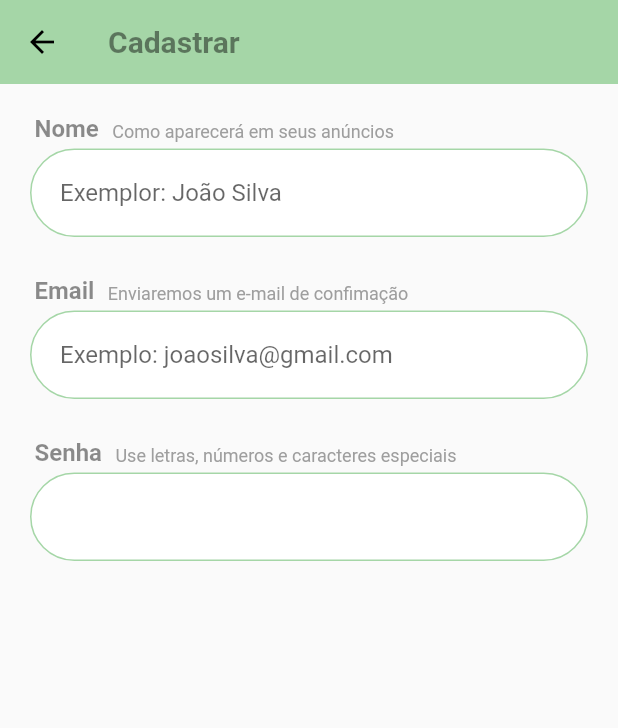
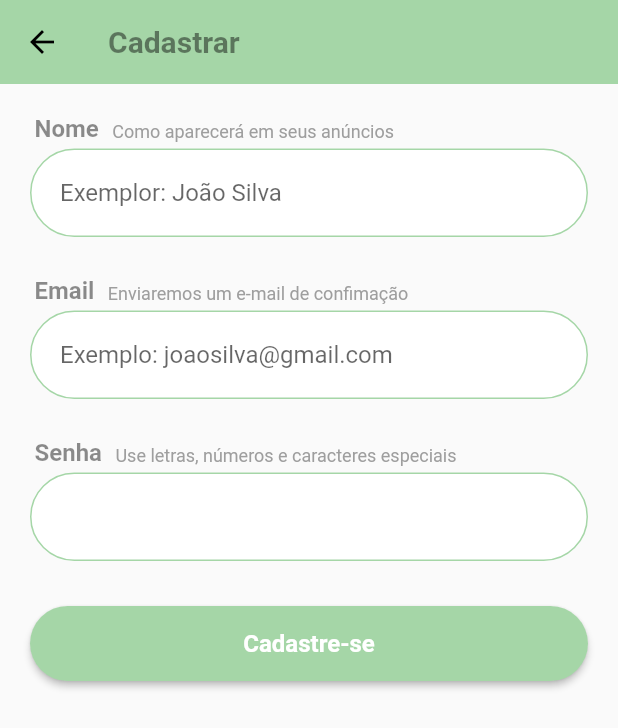
Before and after one commit to Judsonn/e-commerce, a Flutter app: the LoginPage screen opened directly, after a tap on "Crie uma conta", on a phone screen of 412 x 824 dp. Shown: the top 728 px of the screen. Run offline on Flutter 3.47's test engine with Material 2 defaults, Android fonts, the phone set to English and light mode, and no system bars; our stand-ins replace brasil_fields, rxdart.

```diff
--- a/lib/pages/login/login_page.dart
+++ b/lib/pages/login/login_page.dart
@@ -34,18 +34,18 @@ class _LoginPageState extends State<LoginPage> {
                 Padding(
                   padding: const EdgeInsets.only(top: 20, bottom: 15),
                   child: Container(
-                    width: 150,
-                    height: 150,
+                    width: 110,
+                    height: 110,
                     decoration: BoxDecoration(
                       borderRadius: BorderRadius.circular(100),
                       border: Border.all(
-                          color: Theme.of(context).primaryColor, width: 2),
+                          color: Theme.of(context).primaryColor, width: 1),
                     ),
                     child: Center(
                       child: Icon(
                         Icons.account_circle,
-                        color: Colors.grey[300],
-                        size: 150,
+                        color: Colors.black45,
+                        size: 100,
                       ),
                     ),
                   ),
@@ -130,13 +130,13 @@ class _LoginPageState extends State<LoginPage> {
                       style: TextStyle(
                           color: Theme.of(context).primaryColor, fontSize: 15)),
                 ),
-                SizedBox(height: 40),
+                SizedBox(height: 30),
                 LoginButton(_loginBloc),
                 SizedBox(height: 10),
                 FacebookButton(
                   loginBloc: _loginBloc,
                 ),
-                SizedBox(height: 40),
+                SizedBox(height: 30),
                 Row(
                     mainAxisAlignment: MainAxisAlignment.center,
                     children: <Widget>[
--- a/lib/pages/register/register_page.dart
+++ b/lib/pages/register/register_page.dart
@@ -3,8 +3,6 @@ import 'package:e_comerce/pages/register/widgets/password_field.dart';
 import 'package:flutter/material.dart';
 
 class RegisterPage extends StatefulWidget {
-
-
   @override
   _RegisterPageState createState() => _RegisterPageState();
 }
@@ -71,12 +69,10 @@ class _RegisterPageState extends State<RegisterPage> {
                   hintText: 'Exemplo: joaosilva@gmail.com'),
               validator: (text) {
                 if (text.length < 6 || text.contains('@'))
-                 return 'E-mail invalido';
-                 return null;
+                  return 'E-mail invalido';
+                return null;
               },
-              onSaved: (text){
-
-              },
+              onSaved: (text) {},
             ),
             SizedBox(
               height: 26,
@@ -85,14 +81,36 @@ class _RegisterPageState extends State<RegisterPage> {
               title: "Senha",
               subTitle: "Use letras, números e caracteres especiais  ",
             ),
-           PasswordField(
-             onSaved: (text){
-
-             },
-           ),
+            PasswordField(
+              onSaved: (text) {},
+            ),
+            Container(
+              margin: const EdgeInsets.symmetric(vertical: 24),
+              height: 50,
+              child: RaisedButton(
+                color: Theme.of(context).primaryColor,
+                disabledColor: Colors.green[100],
+                child: Text("Cadastre-se",
+                style: TextStyle(
+                  color: Colors.white,
+                  fontWeight: FontWeight.w600,
+                  fontSize: 16
+                ),
+                ),
+                shape: RoundedRectangleBorder(
+                  borderRadius: BorderRadius.circular(30)
+                ), onPressed: _signUp,
+              ),
+            )
           ],
         ),
       ),
     );
   }
+
+  void _signUp(){
+    if(_formKey.currentState.validate()){
+      _formKey.currentState.save();
+    }
+  }
 }
--- a/lib/pages/register/widgets/password_field.dart
+++ b/lib/pages/register/widgets/password_field.dart
@@ -31,7 +31,6 @@ class PasswordField extends StatelessWidget {
         return "Senha inválida";
         return null;
       },
-      autovalidate: true,
       builder: (state) {
         return Column(
           crossAxisAlignment: CrossAxisAlignment.stretch,
```
Also changed, not shown: lib/bloc/register/register_bloc.dart (added, +22 -0 lines).
